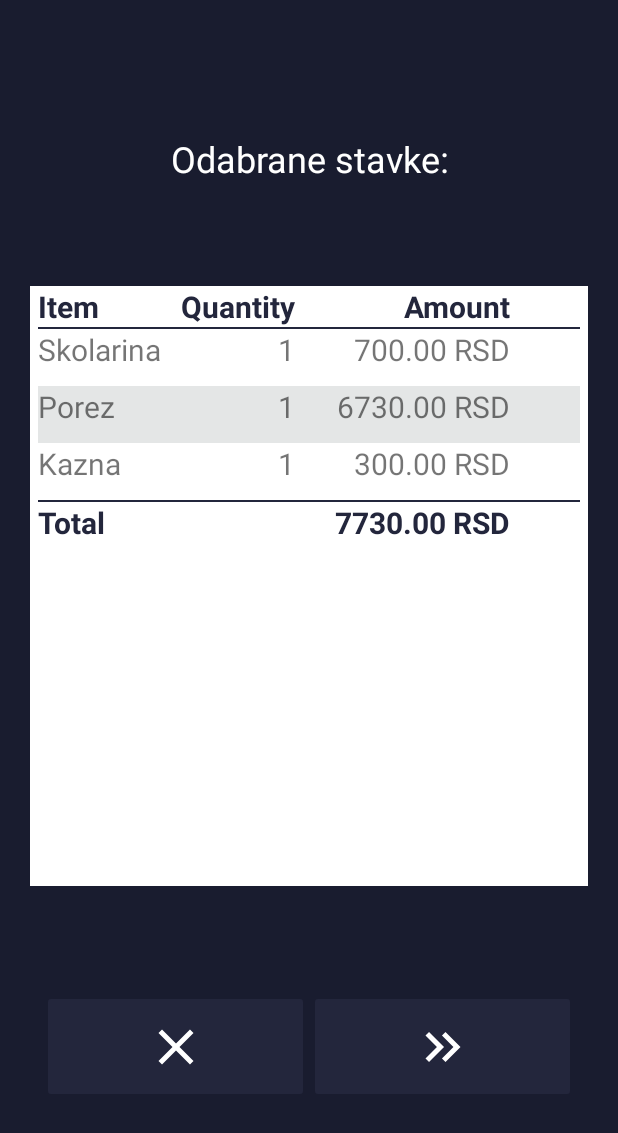
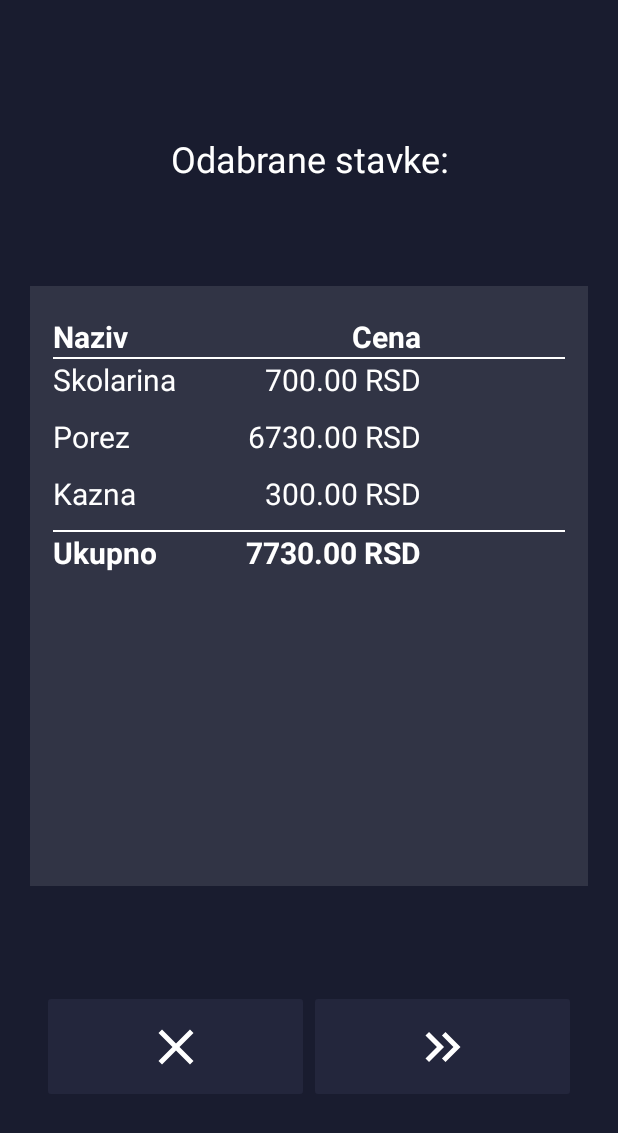
Before and after one commit to K0MaR1K/Sektor45Project, an Android app: the screen it shows after launch (BillActivity), after a tap on an icon or button, on a phone screen of 412 x 824 dp. Shown: the top 1133 px of the screen. Run offline under Robolectric (Android 15) with nearby library versions, the light colour scheme and no system bars; 1 statement that could not run was skipped; 2 other taps on this screen came first.

Commit message:
change bill design

```diff
--- a/app/src/main/java/com/payten/ecrdemo/BillActivity.java
+++ b/app/src/main/java/com/payten/ecrdemo/BillActivity.java
@@ -847,26 +847,26 @@ public class BillActivity extends AppCompatActivity implements View.OnClickListe
         tr.setLayoutParams(new TableLayout.LayoutParams(TableLayout.LayoutParams.MATCH_PARENT, TableLayout.LayoutParams.MATCH_PARENT));
 
         TextView b3=new TextView(this);
-        b3.setText("Item");
-        b3.setTextColor(getColor(R.color.anthracite));
+        b3.setText("Naziv");
+        b3.setTextColor(getColor(R.color.white));
         b3.setTextSize(FONT_SIZE);
         b3.setTypeface(b3.getTypeface(), Typeface.BOLD);
         tr.addView(b3);
 
-        TextView b4=new TextView(this);
-        b4.setPadding(20, 0, 0, 0);
-        b4.setGravity(Gravity.RIGHT);
-        b4.setTextSize(FONT_SIZE);
-        b4.setText("Quantity");
-        b4.setTextColor(getColor(R.color.anthracite));
-        b4.setTypeface(b4.getTypeface(), Typeface.BOLD);
-        tr.addView(b4);
+        TextView b19 = new TextView(this);
+        b19.setPadding(20, 0, 0, 0);
+        b19.setGravity(Gravity.RIGHT);
+        b19.setTextSize(FONT_SIZE);
+        b19.setText("");
+        b19.setTypeface(b19.getTypeface(), Typeface.BOLD);
+        b19.setTextColor(getColor(R.color.white));
+        tr.addView(b19);
 
         TextView b5=new TextView(this);
         b5.setPadding(40, 0, 0, 0);
         b5.setGravity(Gravity.END);
-        b5.setText("Amount");
-        b5.setTextColor(getColor(R.color.anthracite));
+        b5.setText("Cena");
+        b5.setTextColor(getColor(R.color.white));
         b5.setTextSize(FONT_SIZE);
         b5.setTypeface(b5.getTypeface(), Typeface.BOLD);
         tr.addView(b5);
@@ -874,7 +874,7 @@ public class BillActivity extends AppCompatActivity implements View.OnClickListe
 
         final View vline = new View(this);
         vline.setLayoutParams(new TableRow.LayoutParams(TableRow.LayoutParams.MATCH_PARENT, 2));
-        vline.setBackgroundColor(getColor(R.color.anthracite));
+        vline.setBackgroundColor(getColor(R.color.white));
         billTable.addView(vline); // add line below heading
 
         billText.fullScroll(View.FOCUS_DOWN);
@@ -883,31 +883,27 @@ public class BillActivity extends AppCompatActivity implements View.OnClickListe
     void setBillTableData(){
         int i = 0;
         for (BillDataEntry bd: billDataEntryList) {
-            int color;
-            if (i % 2 == 0) {
-                color = getColor(R.color.white);
-            } else {
-                color = getColor(R.color.light_gray);
-            }
             i++;
             BigDecimal itemTotal = new BigDecimal(bd.price);
             itemTotal = itemTotal.multiply(new BigDecimal(bd.quantity));
 
             TableRow tr=new TableRow(this);
             tr.setLayoutParams(new TableLayout.LayoutParams(TableLayout.LayoutParams.MATCH_PARENT, TableLayout.LayoutParams.WRAP_CONTENT));
-            tr.setBackgroundColor(color);
 
             TextView b=new TextView(this);
             String str=String.valueOf(bd.item);
             b.setText(str);
             b.setTextSize(FONT_SIZE);
+            b.setTextColor(getColor(R.color.white));
             tr.addView(b);
 
-            TextView b1=new TextView(this);
-            b1.setPadding(20, 0, 0, LOWER_MARGIN);
+            TextView b1 = new TextView(this);
+            b1.setPadding(20, 0, 0, 0);
             b1.setGravity(Gravity.RIGHT);
             b1.setTextSize(FONT_SIZE);
-            b1.setText(String.valueOf(bd.quantity));
+            b1.setText("");
+            b1.setTypeface(b1.getTypeface(), Typeface.BOLD);
+            b1.setTextColor(getColor(R.color.white));
             tr.addView(b1);
 
             TextView b2=new TextView(this);
@@ -915,6 +911,7 @@ public class BillActivity extends AppCompatActivity implements View.OnClickListe
             b2.setGravity(Gravity.RIGHT);
             b2.setText(formatAmount(itemTotal, true));
             b2.setTextSize(FONT_SIZE);
+            b2.setTextColor(getColor(R.color.white));
             tr.addView(b2);
 
             billTable.addView(tr);
@@ -923,7 +920,7 @@ public class BillActivity extends AppCompatActivity implements View.OnClickListe
         if (billTotal.compareTo(BigDecimal.ZERO) > 0) {
             final View vline = new View(this);
             vline.setLayoutParams(new TableRow.LayoutParams(TableRow.LayoutParams.MATCH_PARENT, 2));
-            vline.setBackgroundColor(getColor(R.color.anthracite));
+            vline.setBackgroundColor(getColor(R.color.white));
 
             billTable.addView(vline); // add line below data
 
@@ -932,8 +929,8 @@ public class BillActivity extends AppCompatActivity implements View.OnClickListe
             tr.setLayoutParams(new TableLayout.LayoutParams(TableLayout.LayoutParams.MATCH_PARENT, TableLayout.LayoutParams.WRAP_CONTENT));
 
             TextView b3 = new TextView(this);
-            b3.setText("Total");
-            b3.setTextColor(getColor(R.color.anthracite));
+            b3.setText("Ukupno");
+            b3.setTextColor(getColor(R.color.white));
             b3.setTextSize(FONT_SIZE);
             b3.setTypeface(b3.getTypeface(), Typeface.BOLD);
             tr.addView(b3);
@@ -944,14 +941,14 @@ public class BillActivity extends AppCompatActivity implements View.OnClickListe
             b4.setTextSize(FONT_SIZE);
             b4.setText("");
             b4.setTypeface(b4.getTypeface(), Typeface.BOLD);
-            b4.setTextColor(getColor(R.color.anthracite));
+            b4.setTextColor(getColor(R.color.white));
             tr.addView(b4);
 
             TextView b5 = new TextView(this);
-            b5.setPadding(40, 0, 0, 0);
+            b5.setPadding(50, 0, 0, 0);
             b5.setGravity(Gravity.RIGHT);
             b5.setText(formatAmount(billTotal, true));
-            b5.setTextColor(getColor(R.color.anthracite));
+            b5.setTextColor(getColor(R.color.white));
             b5.setTextSize(FONT_SIZE);
             b5.setTypeface(b5.getTypeface(), Typeface.BOLD);
             tr.addView(b5);
--- a/app/src/main/res/layout/bill_screen.xml
+++ b/app/src/main/res/layout/bill_screen.xml
@@ -25,7 +25,7 @@
         android:id="@+id/BillView"
         android:layout_width="match_parent"
         android:layout_height="400dp"
-        android:background="@color/white"
+        android:background="@color/light_anthracite"
         android:fadeScrollbars="false"
         app:layout_constraintBottom_toTopOf="@id/button_back"
         app:layout_constraintEnd_toEndOf="parent"
@@ -37,7 +37,9 @@
             android:layout_width="match_parent"
             android:layout_height="wrap_content"
             android:layout_marginLeft="5dp"
-            android:layout_marginRight="5dp">
+            android:layout_marginRight="5dp"
+            android:paddingVertical="20dp"
+            android:paddingHorizontal="10dp">
 
         </TableLayout>
 
--- a/app/src/main/res/values/colors.xml
+++ b/app/src/main/res/values/colors.xml
@@ -10,6 +10,7 @@
     <color name="teal">#055757</color>
     <color name="teal_light">#04BCAA</color>
     <color name="anthracite">#23263c</color>
+    <color name="light_anthracite">#1BFFFFFF</color>
     <color name="dark_gray">#191C2F</color>
     <color name="gray">#5E5E5E</color>
     <color name="medium_gray">#C7C7C7</color>
```
Also changed, not shown: app/src/main/res/layout/charges_item.xml (deleted, +0 -56 lines), 37 other files.
